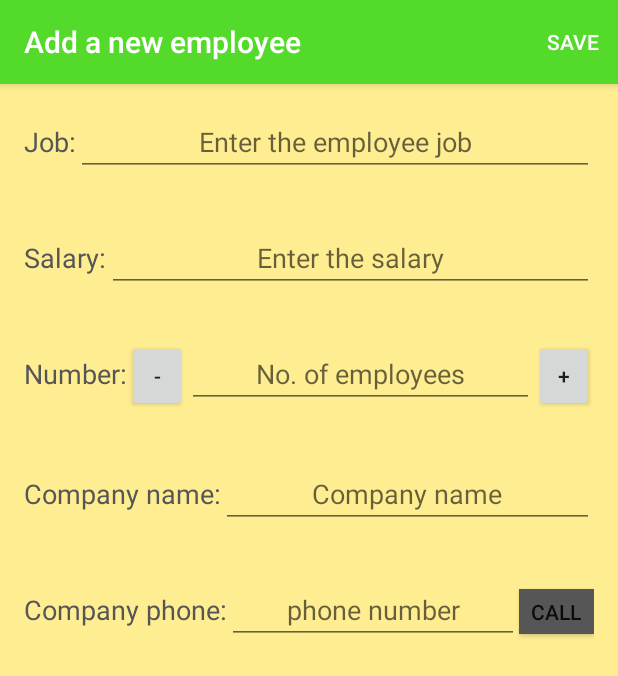
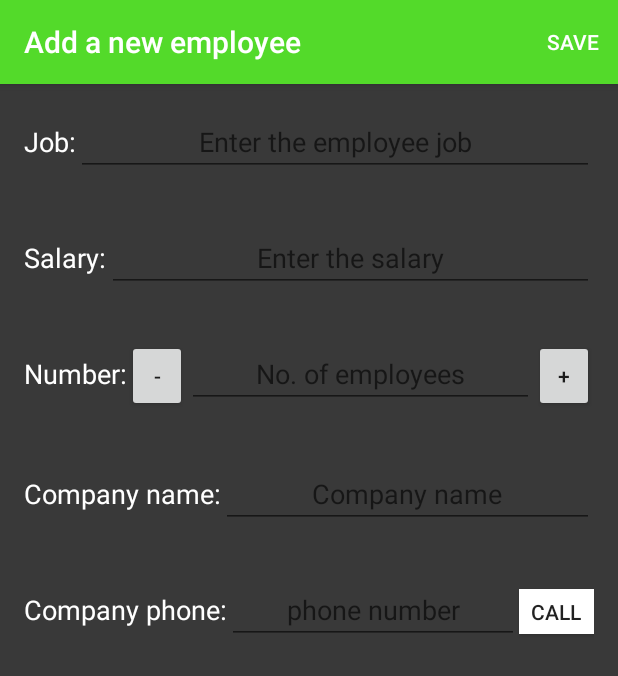
Before and after one commit to AidaDolea/CompanyApp, an Android app: the EditComActivity screen opened directly, with no data from a screen before it, on a phone screen of 412 x 824 dp. Shown: the top 676 px of the screen. Run offline under Robolectric (Android 15) with nearby library versions, the phone set to English and light mode, and no system bars.

Commit message:
Update colors.xml

```diff
--- a/app/src/main/res/values/colors.xml
+++ b/app/src/main/res/values/colors.xml
@@ -3,7 +3,7 @@
     <color name="colorPrimary">#53da2a</color>
     <color name="colorPrimaryDark">#ffffff</color>
     <color name="colorAccent">#924e37</color>
-    <color name="colorLabel">#565656</color>
+    <color name="colorLabel">#ffffff</color>
     <color name="main_background">#fff7da</color>
-    <color name="edit_background">#ffed91</color>
+    <color name="edit_background">#393939</color>
 </resources>
```
